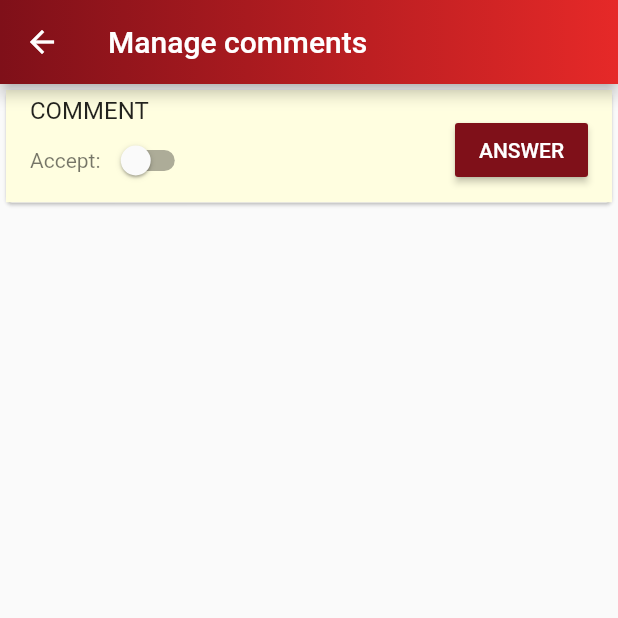
After one commit to horahagh16/restaurant-app, a Flutter app: the comment screen opened directly, on a phone screen of 412 x 824 dp, the top half of it. The commit adds this screen. Run offline on Flutter 3.47's test engine with Material 2 defaults, Android fonts, the phone set to English and light mode, and no system bars; our stand-ins replace rflutter_alert.

Commit message:
"support area" was added and designed its screen, "orders" screen designed and "manage comments" screen upgrade.

```diff
--- a/lib/modals/Restaurant.dart
+++ b/lib/modals/Restaurant.dart
@@ -6,6 +6,7 @@ class Restaurant {
   List kind;
   String phone_number;
   String password;
+  List<String> comment=List.empty(growable: true);
 
   Restaurant(String name, String address, List kind, String phone_number,
       String password) {
@@ -35,4 +36,7 @@ class Restaurant {
   String getPassword() {
     return password;
   }
+  String getcomment(int index){
+    return comment.elementAt(index);
+  }
 }
--- /dev/null
+++ b/lib/screens/comments.dart
@@ -0,0 +1,136 @@
+import 'package:flutter/material.dart';
+
+class comment extends StatefulWidget {
+  @override
+  _commentState createState() => _commentState();
+}
+
+class _commentState extends State<comment> {
+  TextEditingController answer;
+  //String Answer;
+  List<String> Answer = List.empty(growable: true);
+  @override
+  void initState() {
+    answer = TextEditingController();
+    super.initState();
+  }
+
+  void dispose() {
+    answer.dispose();
+  }
+
+  @override
+  Widget build(BuildContext context) {
+    return Scaffold(
+      appBar: AppBar(
+        flexibleSpace: Container(
+          decoration: BoxDecoration(
+              gradient: LinearGradient(
+                  begin: Alignment.topLeft,
+                  end: Alignment.topRight,
+                  colors: <Color>[
+                Color(0xff7f1019),
+                Color(0xffe62928),
+              ])),
+        ),
+        title: Text('Manage comments'),
+      ),
+      body: ListView(children: [
+        GestureDetector(
+          child: Card(
+            child: ListTile(
+              title: Text("COMMENT"),
+              subtitle: Row(
+                children: [
+                  Text("Accept: "),
+                  Switch(
+                    value: Accept.accept,
+                    onChanged: (value) {
+                      setState(() {
+                        Accept.convert();
+                      });
+                    },
+                    activeTrackColor: Colors.lightGreenAccent[100],
+                    activeColor: Colors.green,
+                  ),
+                ],
+              ),
+              trailing: Column(
+                children: [
+                  RaisedButton(
+                    child: Text(
+                      "ANSWER",
+                      style: TextStyle(color: Colors.white),
+                    ),
+                    disabledColor: Color(0xff7f1019),
+                    color: Color(0xff7f1019),
+                    onPressed: () {
+                      showModalBottomSheet(
+                          context: context,
+                          builder: (context) {
+                            return Container(
+                              padding: EdgeInsets.all(5),
+                              child: SingleChildScrollView(
+                                child: Container(
+                                  child: Column(
+                                    children: [
+                                      Padding(
+                                        padding: EdgeInsets.only(
+                                            left: 15, right: 15, bottom: 30),
+                                        child: TextField(
+                                          controller: answer,
+                                          keyboardType: TextInputType.multiline,
+                                          maxLines: null,
+                                          decoration: InputDecoration(
+                                              labelText: ShowAnswer.getAnswer()),
+                                        ),
+                                      ),
+                                      ElevatedButton(
+                                        child: Text('SEND'),
+                                        onPressed: () {
+                                          setState(() {
+                                            ShowAnswer.deleter();
+                                            ShowAnswer.add(answer.text);
+                                            Navigator.pop(context);
+                                          });
+                                        },
+                                      )
+                                    ],
+                                  ),
+                                ),
+                              ),
+                            );
+                          });
+                    },
+                  ),
+                ],
+              ),
+              tileColor: Color(0xfffffee0),
+            ),
+          ),
+        )
+      ]),
+    );
+  }
+}
+class Accept{
+  static bool accept=false;
+  static void convert(){
+    accept=!accept;
+  }
+}
+class ShowAnswer {
+  static String ans = '';
+
+  static void add(String text) {
+    ans = ans  + text;
+  }
+
+  static String getAnswer() {
+    return ans;
+  }
+  static String deleter(){
+    ans='';
+    return ans;
+  }
+}
```
Also changed, not shown: lib/modals/Restaurants.dart (+6 -5 lines), lib/modals/supportArea.dart (added, +15 -0 lines), lib/screens/areas.dart (added, +87 -0 lines), lib/screens/mainPanel.dart (+56 -3 lines), lib/screens/menu.dart (added, +39 -0 lines), lib/screens/orders.dart (added, +127 -0 lines), lib/screens/reports.dart (added, +24 -0 lines), assets/images/area.png (added).
